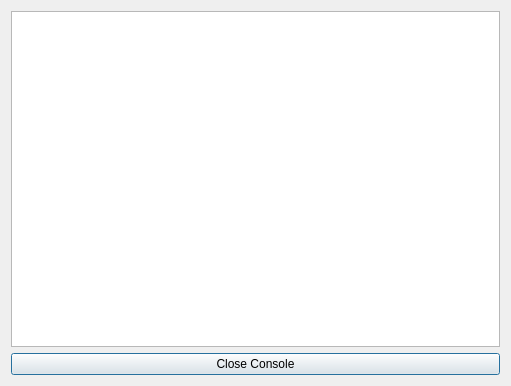
This is src/loggerconsole.ui in WessellUrdata/kpf-qt as Qt 5 draws it before an edit. The edited form follows.
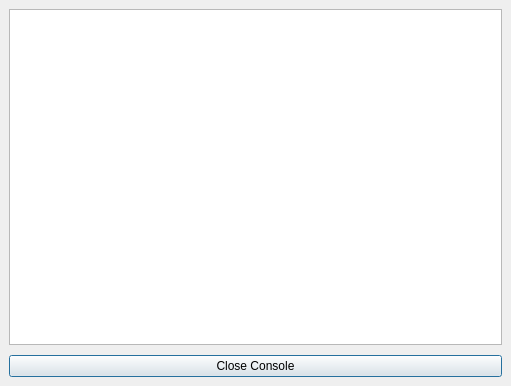
This is the edited form.

What changed in the file:
```diff
--- a/src/loggerconsole.ui
+++ b/src/loggerconsole.ui
@@ -13,13 +13,58 @@
   <property name="windowTitle">
    <string>KPF Logger Console</string>
   </property>
+  <layout class="QHBoxLayout" name="horizontalLayout_2">
+   <property name="leftMargin">
+    <number>0</number>
+   </property>
+   <property name="topMargin">
+    <number>0</number>
+   </property>
+   <property name="rightMargin">
+    <number>0</number>
+   </property>
+   <property name="bottomMargin">
+    <number>0</number>
+   </property>
+   <item>
+    <widget class="QWidget" name="centralWidget" native="true">
   <layout class="QHBoxLayout" name="horizontalLayout">
+      <property name="spacing">
+       <number>0</number>
+      </property>
+      <property name="leftMargin">
+       <number>0</number>
+      </property>
+      <property name="topMargin">
+       <number>0</number>
+      </property>
+      <property name="rightMargin">
+       <number>0</number>
+      </property>
+      <property name="bottomMargin">
+       <number>0</number>
+      </property>
    <item>
     <layout class="QGridLayout" name="gridLayout">
-     <item row="0" column="0" colspan="2">
+        <property name="leftMargin">
+         <number>9</number>
+        </property>
+        <property name="topMargin">
+         <number>9</number>
+        </property>
+        <property name="rightMargin">
+         <number>9</number>
+        </property>
+        <property name="bottomMargin">
+         <number>9</number>
+        </property>
+        <property name="verticalSpacing">
+         <number>10</number>
+        </property>
+        <item row="0" column="0">
       <widget class="QTextEdit" name="txtContents"/>
      </item>
-     <item row="1" column="0" colspan="2">
+        <item row="1" column="0">
       <widget class="QPushButton" name="bClose">
        <property name="text">
         <string>Close Console</string>
@@ -27,6 +72,9 @@
       </widget>
      </item>
     </layout>
+      </item>
+     </layout>
+    </widget>
    </item>
   </layout>
  </widget>
```
Lines whose indentation alone changed are shown as unchanged.
